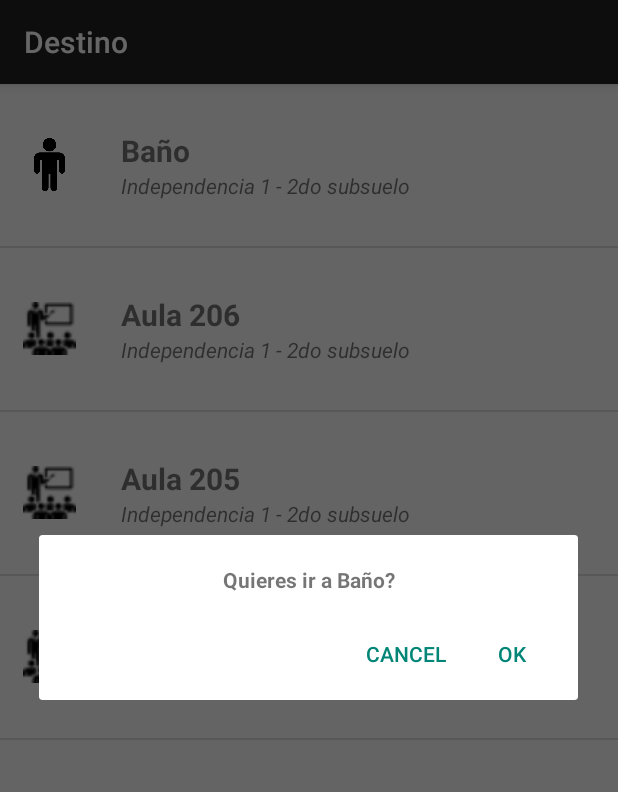
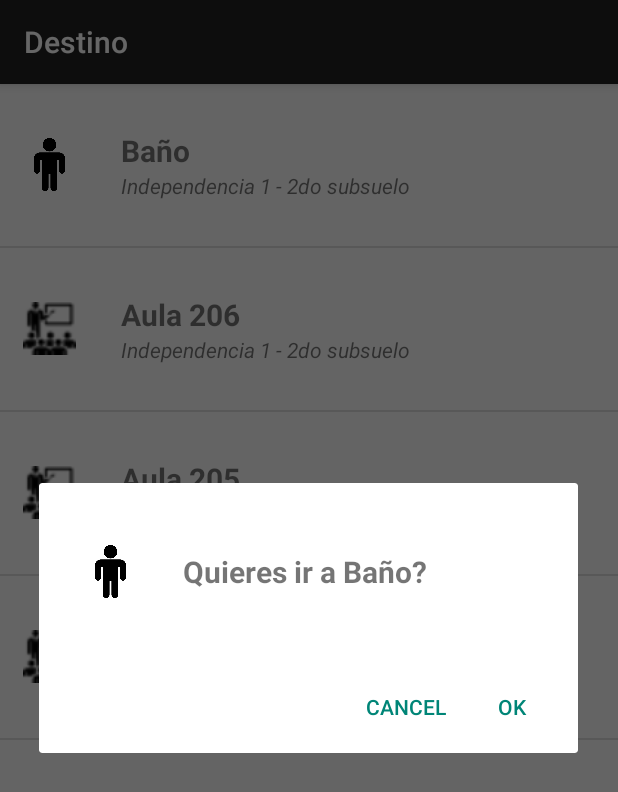
Before and after one commit to nicokiva/pathguide, an Android app: the screen it shows after launch (DestinationActivity), after a tap on "Baño", on a phone screen of 412 x 824 dp. Shown: the top 792 px of the screen. Run offline under Robolectric (Android 15) with nearby library versions, the phone set to English and light mode, and no system bars; 1 statement that could not run was skipped.

Commit message:
render icon in confirmation

```diff
--- a/app/src/main/java/com/nicok/pathguide/activities/DestinationActivity.java
+++ b/app/src/main/java/com/nicok/pathguide/activities/DestinationActivity.java
@@ -52,10 +52,11 @@ public class DestinationActivity extends AppCompatActivity implements SelectDest
         destinationsList.setAdapter(adapter);
 
         destinationsList.setOnItemClickListener((parent, view, position, id) -> {
-            BaseEntityDefinition itemValue = (BaseEntityDefinition)destinationsList.getItemAtPosition(position);
+            BaseEntityDefinition itemValue = (NodeDefinition)destinationsList.getItemAtPosition(position);
 
             Bundle data = new Bundle();
             data.putString(ExtrasParameterNames.SELECTED_DESTINATION_NAME, itemValue.description);
+            data.putInt(ExtrasParameterNames.SELECTED_DESTINATION_ICON, ((NodeDefinition) itemValue).getIcon());
 
             DialogFragment dialog = new SelectDestinationDialogFragment();
             dialog.setArguments(data);
--- a/app/src/main/java/com/nicok/pathguide/constants/ExtrasParameterNames.java
+++ b/app/src/main/java/com/nicok/pathguide/constants/ExtrasParameterNames.java
@@ -4,5 +4,6 @@ public class ExtrasParameterNames {
 
     public static final String MAP = "map";
     public static final String SELECTED_DESTINATION_NAME = "selected_destination_name";
+    public static final String SELECTED_DESTINATION_ICON = "selected_destination_icon";
 
 }
--- a/app/src/main/java/com/nicok/pathguide/fragments/SelectDestinationDialogFragment.java
+++ b/app/src/main/java/com/nicok/pathguide/fragments/SelectDestinationDialogFragment.java
@@ -11,6 +11,7 @@ import androidx.fragment.app.DialogFragment;
 
 import android.view.LayoutInflater;
 import android.view.View;
+import android.widget.ImageView;
 import android.widget.TextView;
 
 public class SelectDestinationDialogFragment extends DialogFragment {
@@ -40,14 +41,16 @@ public class SelectDestinationDialogFragment extends DialogFragment {
     @Override
     public Dialog onCreateDialog(Bundle savedInstanceState) {
         String destinationName = getArguments().getString(ExtrasParameterNames.SELECTED_DESTINATION_NAME);
+        Integer destinationIcon = getArguments().getInt(ExtrasParameterNames.SELECTED_DESTINATION_ICON);
 
         // Use the Builder class for convenient dialog construction
         AlertDialog.Builder builder = new AlertDialog.Builder(getActivity());
         LayoutInflater inflater = getActivity().getLayoutInflater();
 
         View view = inflater.inflate(R.layout.select_destination_dialog_fragment, null);
-        TextView question = view.findViewById(R.id.select_destination_question);
+        TextView question = view.findViewById(R.id.tv_select_destination_question);
         question.setText(getResources().getString(R.string.select_destination_dialog).replace("{{destination}}", destinationName));
+        ((ImageView)view.findViewById(R.id.img_icon)).setImageResource(destinationIcon);
 
         builder.setView(view)
             .setPositiveButton(android.R.string.yes, (dialog, id) -> {
--- a/app/src/main/res/layout/select_destination_dialog_fragment.xml
+++ b/app/src/main/res/layout/select_destination_dialog_fragment.xml
@@ -1,16 +1,46 @@
 <?xml version="1.0" encoding="utf-8"?>
 <LinearLayout xmlns:android="http://schemas.android.com/apk/res/android"
-    android:layout_width="wrap_content"
-    android:layout_height="match_parent">
+    xmlns:app="http://schemas.android.com/apk/res-auto"
+    android:layout_width="match_parent"
+    android:layout_height="match_parent"
+    android:orientation="horizontal"
+    android:padding="30dp"
+    android:baselineAligned="false">
 
-    <TextView
-        android:id="@+id/select_destination_question"
+
+    <FrameLayout
+        android:layout_width="wrap_content"
+        android:layout_height="wrap_content"
+        android:layout_gravity="center"
+        >
+
+        <ImageView
+            android:id="@+id/img_icon"
+            android:layout_width="35dp"
+            android:layout_height="35dp"
+            android:contentDescription="@string/classroom_icon"
+            android:src="@drawable/classroom" />
+    </FrameLayout>
+
+
+    <LinearLayout
         android:layout_width="match_parent"
-        android:layout_height="match_parent"
-        android:layout_marginTop="20dp"
-        android:gravity="center"
-        android:text="sdssdsdsdsd"
-        android:textAlignment="center"
-        android:textStyle="bold" />
+        android:layout_height="wrap_content"
+        android:layout_gravity="center"
+        android:orientation="vertical"
+        android:paddingStart="30dp"
+        android:paddingTop="15dp"
+        android:paddingEnd="30dp"
+        android:paddingBottom="15dp">
 
+        <TextView
+            android:id="@+id/tv_select_destination_question"
+            android:layout_width="wrap_content"
+            android:layout_height="wrap_content"
+            android:gravity="center"
+            android:text="Name"
+            android:textSize="20dp"
+            android:textStyle="bold" />
+
+    </LinearLayout>
 </LinearLayout>
--- a/app/src/main/res/values/strings.xml
+++ b/app/src/main/res/values/strings.xml
@@ -6,4 +6,7 @@
     <string name="select_destination_dialog">Quieres ir a {{destination}}?</string>
 
     <string name="classroom_icon">Classroom</string>
+
+    <!-- TODO: Remove or change this placeholder text -->
+    <string name="hello_blank_fragment">Hello blank fragment</string>
 </resources>
```
